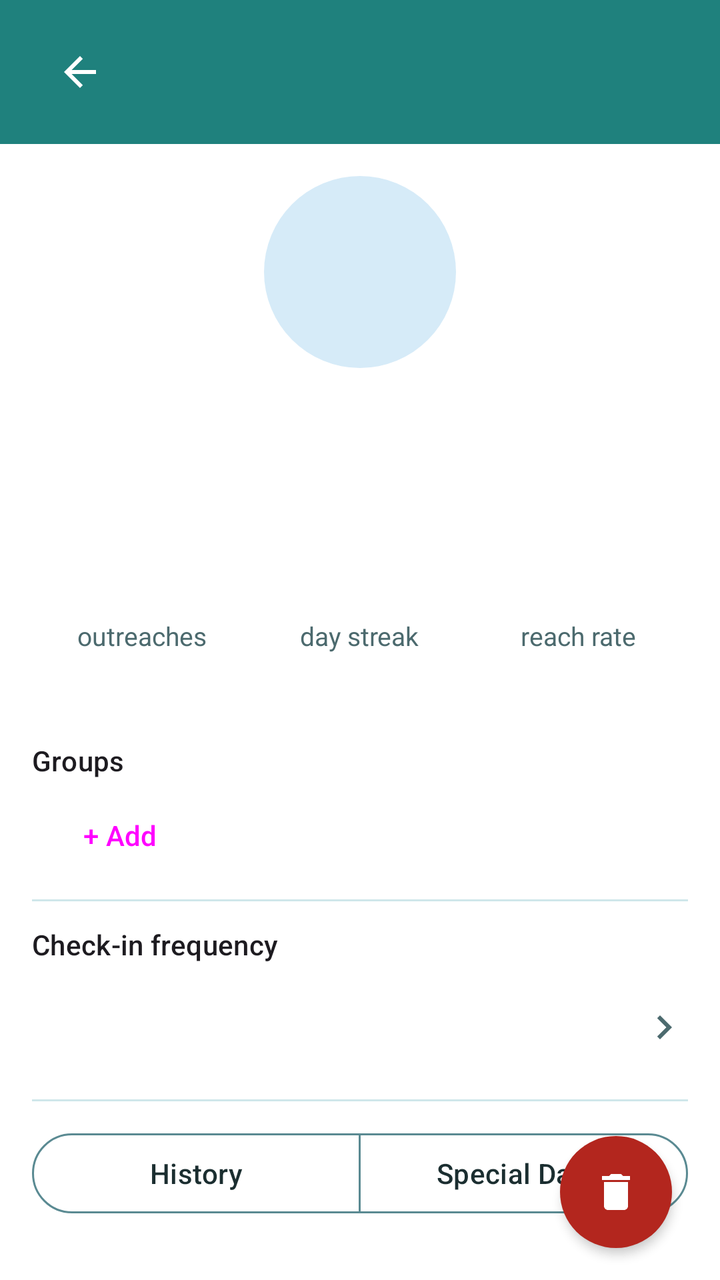
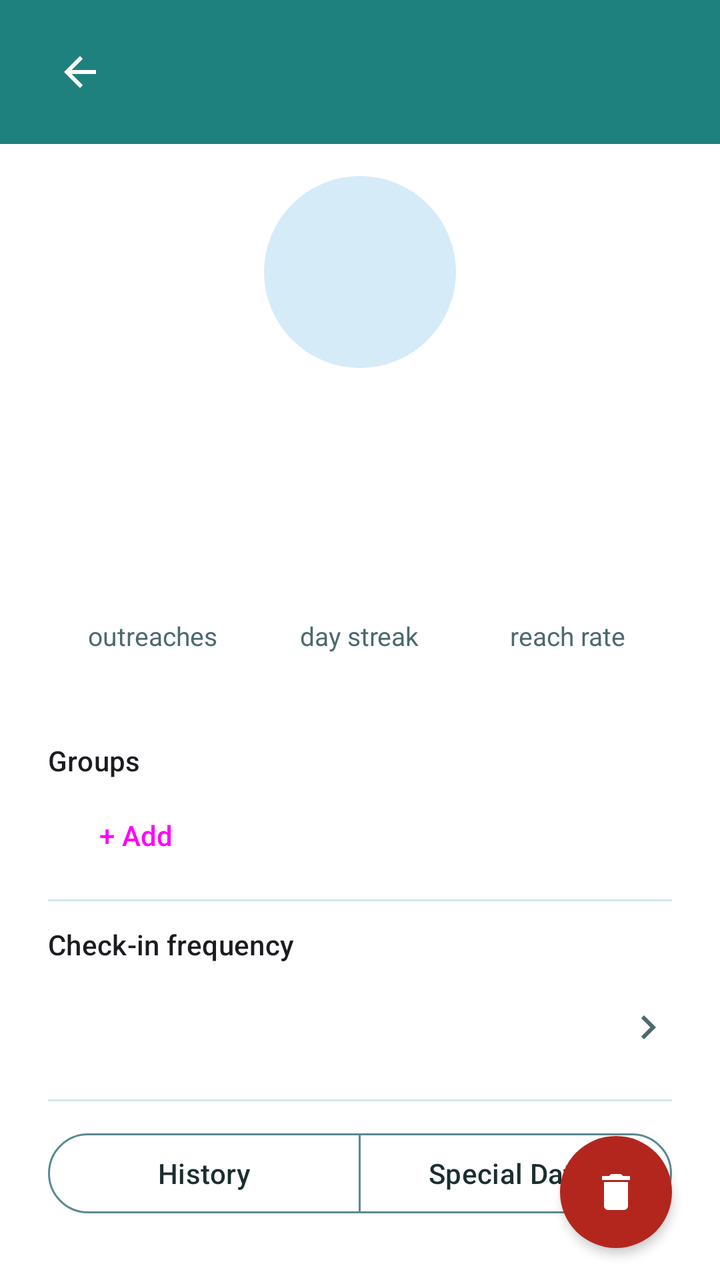

The first picture is an Android layout as it rendered before a commit; the second is the same layout after the commit. The layout source and the unified diff follow.
<!-- AndroidManifest.xml: application theme Theme.FriendMinder -->
<!-- res/layout/fragment_contact_detail.xml -->
<?xml version="1.0" encoding="utf-8"?>
<FrameLayout xmlns:android="http://schemas.android.com/apk/res/android"
    xmlns:app="http://schemas.android.com/apk/res-auto"
    android:layout_width="match_parent"
    android:layout_height="match_parent">

    <LinearLayout
        android:layout_width="match_parent"
        android:layout_height="match_parent"
        android:orientation="vertical">

    
    <LinearLayout
        android:id="@+id/headerContainer"
        android:layout_width="match_parent"
        android:layout_height="wrap_content"
        android:orientation="vertical"
        android:background="@color/fm_header">

        <View
            android:id="@+id/statusBarSpacer"
            android:layout_width="match_parent"
            android:layout_height="0dp" />

        <FrameLayout
            android:layout_width="match_parent"
            android:layout_height="@dimen/fm_home_header_height">

            <ImageButton
                android:id="@+id/backButton"
                android:layout_width="48dp"
                android:layout_height="48dp"
                android:layout_gravity="start|center_vertical"
                android:layout_marginStart="16dp"
                android:padding="12dp"
                android:background="?attr/selectableItemBackgroundBorderless"
                android:src="@drawable/ic_arrow_back"
                app:tint="@color/fm_on_primary"
                android:contentDescription="@string/content_desc_back" />

            
            <TextView
                android:id="@+id/headerTitle"
                android:layout_width="wrap_content"
                android:layout_height="wrap_content"
                android:layout_gravity="start|center_vertical"
                android:layout_marginStart="72dp"
                android:layout_marginEnd="@dimen/fm_space_6"
                android:textColor="@color/fm_on_primary"
                android:textSize="@dimen/fm_header_title_size"
                android:maxLines="1"
                android:ellipsize="end" />
        </FrameLayout>
    </LinearLayout>

    <ScrollView
        android:layout_width="match_parent"
        android:layout_height="wrap_content"
        android:layout_marginBottom="@dimen/fm_space_2">

        <LinearLayout
            android:layout_width="match_parent"
            android:layout_height="wrap_content"
            android:orientation="vertical"
            android:padding="@dimen/fm_space_4">

            <FrameLayout
                android:layout_width="@dimen/fm_avatar_size_detail"
                android:layout_height="@dimen/fm_avatar_size_detail"
                android:layout_gravity="center_horizontal">

                <ImageView
                    android:id="@+id/contactPhoto"
                    android:layout_width="@dimen/fm_avatar_size_detail"
                    android:layout_height="@dimen/fm_avatar_size_detail"
                    android:background="@drawable/bg_avatar_placeholder"
                    android:scaleType="centerCrop"
                    android:visibility="gone"
                    android:contentDescription="@null" />

                <TextView
                    android:id="@+id/contactInitial"
                    android:layout_width="@dimen/fm_avatar_size_detail"
                    android:layout_height="@dimen/fm_avatar_size_detail"
                    android:background="@drawable/bg_avatar_placeholder"
                    android:gravity="center"
                    android:textAppearance="?attr/textAppearanceHeadlineSmall"
                    android:textColor="?attr/colorOnSecondaryContainer" />
            </FrameLayout>

            <TextView
                android:id="@+id/contactNameText"
                android:layout_width="match_parent"
                android:layout_height="wrap_content"
                android:layout_marginTop="@dimen/fm_space_2"
                android:gravity="center"
                android:textAppearance="?attr/textAppearanceHeadlineSmall" />

            <TextView
                android:id="@+id/birthdayFrequencyCaption"
                android:layout_width="match_parent"
                android:layout_height="wrap_content"
                android:gravity="center"
                android:textAppearance="?attr/textAppearanceBodySmall"
                android:textColor="?attr/colorOnSurfaceVariant" />

            
            <LinearLayout
                android:id="@+id/statsRow"
                android:layout_width="match_parent"
                android:layout_height="wrap_content"
                android:layout_marginTop="@dimen/fm_space_8"
                android:layout_marginBottom="@dimen/fm_space_8"
                android:orientation="horizontal">

                <LinearLayout
                    android:id="@+id/outreachesStat"
                    android:layout_width="0dp"
                    android:layout_height="wrap_content"
                    android:layout_weight="1"
                    android:orientation="vertical"
                    android:gravity="center"
                    android:focusable="true"
                    android:importantForAccessibility="yes">

                    <TextView
                        android:id="@+id/outreachesFigure"
                        android:layout_width="wrap_content"
                        android:layout_height="wrap_content"
                        android:fontFamily="sans-serif-medium"
                        android:textSize="24sp"
                        android:textColor="@color/fm_heading"
                        android:gravity="center"
                        android:importantForAccessibility="no" />

                    <TextView
                        android:layout_width="wrap_content"
                        android:layout_height="wrap_content"
                        android:layout_marginTop="@dimen/fm_space_1"
                        android:text="@string/label_stat_outreaches"
                        android:textSize="13sp"
                        android:textColor="@color/fm_ink_dim"
                        android:gravity="center"
                        android:importantForAccessibility="no" />
                </LinearLayout>

                <LinearLayout
                    android:id="@+id/streakStat"
                    android:layout_width="0dp"
                    android:layout_height="wrap_content"
                    android:layout_weight="1"
                    android:orientation="vertical"
                    android:gravity="center"
                    android:focusable="true"
                    android:importantForAccessibility="yes">

                    <TextView
                        android:id="@+id/streakFigure"
                        android:layout_width="wrap_content"
                        android:layout_height="wrap_content"
                        android:fontFamily="sans-serif-medium"
                        android:textSize="24sp"
                        android:textColor="@color/fm_heading"
                        android:gravity="center"
                        android:importantForAccessibility="no" />

                    <TextView
                        android:layout_width="wrap_content"
                        android:layout_height="wrap_content"
                        android:layout_marginTop="@dimen/fm_space_1"
                        android:text="@string/label_stat_day_streak"
                        android:textSize="13sp"
                        android:textColor="@color/fm_ink_dim"
                        android:gravity="center"
                        android:importantForAccessibility="no" />
                </LinearLayout>

                <LinearLayout
                    android:id="@+id/reachRateStat"
                    android:layout_width="0dp"
                    android:layout_height="wrap_content"
                    android:layout_weight="1"
                    android:orientation="vertical"
                    android:gravity="center"
                    android:focusable="true"
                    android:importantForAccessibility="yes">

                    <TextView
                        android:id="@+id/reachRateFigure"
                        android:layout_width="wrap_content"
                        android:layout_height="wrap_content"
                        android:fontFamily="sans-serif-medium"
                        android:textSize="24sp"
                        android:textColor="@color/fm_heading"
                        android:gravity="center"
                        android:importantForAccessibility="no" />

                    <TextView
                        android:layout_width="wrap_content"
                        android:layout_height="wrap_content"
                        android:layout_marginTop="@dimen/fm_space_1"
                        android:text="@string/label_stat_reach_rate"
                        android:textSize="13sp"
                        android:textColor="@color/fm_ink_dim"
                        android:gravity="center"
                        android:importantForAccessibility="no" />
                </LinearLayout>

            </LinearLayout>

            <TextView
                android:layout_width="match_parent"
                android:layout_height="wrap_content"
                android:layout_marginTop="@dimen/fm_space_3"
                android:text="@string/label_groups_header"
                android:textAppearance="?attr/textAppearanceLabelLarge" />

            <com.google.android.material.chip.ChipGroup
                android:id="@+id/groupsChipGroup"
                android:layout_width="match_parent"
                android:layout_height="wrap_content"
                android:layout_marginTop="@dimen/fm_space_1" />

            <Button
                android:id="@+id/addGroupButton"
                style="@style/Widget.Material3.Button.TextButton"
                android:layout_width="wrap_content"
                android:layout_height="wrap_content"
                android:text="@string/action_add_group_chip" />

            <View
                android:layout_width="match_parent"
                android:layout_height="1dp"
                android:layout_marginTop="@dimen/fm_space_2"
                android:background="?attr/colorOutlineVariant" />

            
            <TextView
                android:layout_width="match_parent"
                android:layout_height="wrap_content"
                android:layout_marginTop="@dimen/fm_space_3"
                android:text="@string/label_checkin_frequency_header"
                android:textAppearance="?attr/textAppearanceLabelLarge" />

            <LinearLayout
                android:id="@+id/checkInFrequencyRow"
                android:layout_width="match_parent"
                android:layout_height="56dp"
                android:layout_marginTop="@dimen/fm_space_1"
                android:orientation="horizontal"
                android:gravity="center_vertical"
                android:background="@drawable/bg_home_row_ripple"
                android:clickable="true"
                android:focusable="true">

                <TextView
                    android:id="@+id/checkInFrequencyValue"
                    android:layout_width="0dp"
                    android:layout_height="wrap_content"
                    android:layout_weight="1"
                    android:textSize="17sp"
                    android:textColor="@color/fm_ink" />

                <ImageView
                    android:layout_width="24dp"
                    android:layout_height="24dp"
                    android:src="@drawable/ic_chevron_right"
                    android:importantForAccessibility="no" />
            </LinearLayout>

            <View
                android:layout_width="match_parent"
                android:layout_height="1dp"
                android:layout_marginTop="@dimen/fm_space_2"
                android:background="?attr/colorOutlineVariant" />

            <com.google.android.material.button.MaterialButtonToggleGroup
                android:id="@+id/tabToggleGroup"
                android:layout_width="match_parent"
                android:layout_height="wrap_content"
                android:layout_marginTop="@dimen/fm_space_3"
                app:singleSelection="true"
                app:selectionRequired="true">

                <com.google.android.material.button.MaterialButton
                    android:id="@+id/historyToggleButton"
                    style="@style/Widget.Material3.Button.OutlinedButton"
                    android:layout_width="0dp"
                    android:layout_height="48dp"
                    android:layout_weight="1"
                    android:text="@string/label_tab_history" />

                <com.google.android.material.button.MaterialButton
                    android:id="@+id/specialDatesToggleButton"
                    style="@style/Widget.Material3.Button.OutlinedButton"
                    android:layout_width="0dp"
                    android:layout_height="48dp"
                    android:layout_weight="1"
                    android:text="@string/label_tab_special_dates" />
            </com.google.android.material.button.MaterialButtonToggleGroup>
        </LinearLayout>
    </ScrollView>

    <FrameLayout
        android:layout_width="match_parent"
        android:layout_height="0dp"
        android:layout_weight="1">

        <androidx.recyclerview.widget.RecyclerView
            android:id="@+id/historyRecyclerView"
            android:layout_width="match_parent"
            android:layout_height="match_parent" />

        <TextView
            android:id="@+id/historyEmptyText"
            android:layout_width="match_parent"
            android:layout_height="wrap_content"
            android:layout_gravity="center"
            android:gravity="center"
            android:padding="@dimen/fm_space_8"
            android:text="@string/label_history_empty"
            android:textAppearance="?attr/textAppearanceBodyLarge"
            android:visibility="gone" />

        <ScrollView
            android:id="@+id/specialDatesScroll"
            android:layout_width="match_parent"
            android:layout_height="match_parent"
            android:visibility="gone">

            <LinearLayout
                android:layout_width="match_parent"
                android:layout_height="wrap_content"
                android:orientation="vertical"
                android:padding="@dimen/fm_space_4">

                <TextView
                    android:id="@+id/specialDatesEmptyText"
                    android:layout_width="match_parent"
                    android:layout_height="wrap_content"
                    android:gravity="center"
                    android:padding="@dimen/fm_space_4"
                    android:text="@string/label_special_dates_empty"
                    android:textAppearance="?attr/textAppearanceBodyLarge"
                    android:visibility="gone" />

                <LinearLayout
                    android:id="@+id/specialDatesContainer"
                    android:layout_width="match_parent"
                    android:layout_height="wrap_content"
                    android:orientation="vertical" />

                <Button
                    android:id="@+id/addSpecialDateButton"
                    style="@style/Widget.Material3.Button.OutlinedButton"
                    android:layout_width="match_parent"
                    android:layout_height="48dp"
                    android:layout_marginTop="@dimen/fm_space_4"
                    android:text="@string/action_add_special_date" />
            </LinearLayout>
        </ScrollView>
    </FrameLayout>
    </LinearLayout>

    
    <com.google.android.material.floatingactionbutton.FloatingActionButton
        android:id="@+id/stopTrackingFab"
        android:layout_width="wrap_content"
        android:layout_height="wrap_content"
        android:layout_gravity="bottom|end"
        android:layout_marginEnd="@dimen/fm_space_6"
        android:layout_marginBottom="@dimen/fm_space_4"
        android:contentDescription="@string/action_stop_tracking"
        app:elevation="3dp"
        app:backgroundTint="@color/fm_error"
        app:tint="@color/fm_on_primary"
        app:shapeAppearanceOverlay="@style/ShapeAppearanceOverlay.MaterialComponents.FloatingActionButton"
        app:srcCompat="@drawable/ic_trash" />
</FrameLayout>
<!-- resources referenced by this layout -->
<resources>
  <color name="fm_error">#B3261E</color>
  <color name="fm_header">#1F817D</color>
  <color name="fm_heading">#195556</color>
  <color name="fm_ink">#1B2E30</color>
  <color name="fm_ink_dim">#4C6A6E</color>
  <color name="fm_on_primary">#FFFFFF</color>
  <dimen name="fm_avatar_size_detail">96dp</dimen>
  <dimen name="fm_header_title_size">30sp</dimen>
  <dimen name="fm_home_header_height">72dp</dimen>
  <dimen name="fm_space_1">4dp</dimen>
  <dimen name="fm_space_2">8dp</dimen>
  <dimen name="fm_space_3">12dp</dimen>
  <dimen name="fm_space_4">16dp</dimen>
  <dimen name="fm_space_6">24dp</dimen>
  <dimen name="fm_space_8">32dp</dimen>
  <!-- drawable bg_avatar_placeholder (drawable) -->
  <shape xmlns:android="http://schemas.android.com/apk/res/android" android:shape="oval">
      <solid android:color="?attr/colorSecondaryContainer" />
  </shape>
  <!-- drawable bg_home_row_ripple (drawable) -->
  <?xml version="1.0" encoding="utf-8"?>
  <ripple xmlns:android="http://schemas.android.com/apk/res/android"
      android:color="#1F1F817D" />
  <!-- drawable ic_arrow_back (drawable) -->
  <vector xmlns:android="http://schemas.android.com/apk/res/android"
      android:width="24dp"
      android:height="24dp"
      android:viewportWidth="24"
      android:viewportHeight="24"
      android:tint="?attr/colorOnSurface">
      <path
          android:fillColor="@android:color/white"
          android:pathData="M20,11H7.83l5.59,-5.59L12,4l-8,8 8,8 1.41,-1.41L7.83,13H20v-2z" />
  </vector>
  <!-- drawable ic_chevron_right (drawable) -->
  <vector xmlns:android="http://schemas.android.com/apk/res/android"
      android:width="24dp"
      android:height="24dp"
      android:viewportWidth="24"
      android:viewportHeight="24"
      android:tint="?attr/colorOnSurfaceVariant">
      <path
          android:fillColor="@android:color/white"
          android:pathData="M8.59,16.59L13.17,12 8.59,7.41 10,6l6,6 -6,6z" />
  </vector>
  <!-- drawable ic_trash (drawable) -->
  <?xml version="1.0" encoding="utf-8"?>
  <vector xmlns:android="http://schemas.android.com/apk/res/android"
      android:width="24dp"
      android:height="24dp"
      android:viewportWidth="24"
      android:viewportHeight="24"
      android:tint="?attr/colorOnPrimary">
      <path
          android:fillColor="@android:color/white"
          android:pathData="M6,19c0,1.1 0.9,2 2,2h8c1.1,0 2,-0.9 2,-2L18,7L6,7L6,19zM19,4h-3.5l-1,-1h-5l-1,1L5,4v2h14L19,4z" />
  </vector>
  <string name="action_add_group_chip">+ Add</string>
  <string name="action_add_special_date">Add special date</string>
  <string name="action_stop_tracking">Stop tracking</string>
  <string name="content_desc_back">Back</string>
  <string name="label_checkin_frequency_header">Check-in frequency</string>
  <string name="label_groups_header">Groups</string>
  <string name="label_history_empty">No outreach logged yet — send a message or log a hangout</string>
  <string name="label_special_dates_empty">No special dates yet</string>
  <string name="label_stat_day_streak">day streak</string>
  <string name="label_stat_outreaches">outreaches</string>
  <string name="label_stat_reach_rate">reach rate</string>
  <string name="label_tab_history">History</string>
  <string name="label_tab_special_dates">Special Dates</string>
  <color name="fm_primary">#1F817D</color>
  <color name="fm_primary_container">#B0E8E6</color>
  <color name="fm_on_primary_container">#195556</color>
  <color name="fm_secondary">#5ABBEB</color>
  <color name="fm_on_secondary">#0A2E31</color>
  <color name="fm_secondary_container">#D6EBF8</color>
  <color name="fm_on_secondary_container">#0A2E31</color>
  <color name="fm_surface">#FFFFFF</color>
  <color name="fm_surface_variant">#D3E9F4</color>
  <color name="fm_outline">#5A8A92</color>
  <color name="fm_divider">#CFE7EA</color>
  <color name="fm_error_container">#F9DEDC</color>
  <color name="fm_on_error_container">#410E0B</color>
  <!-- unchanged entries left out for length: 1 -->
</resources>

<!-- the commit's change to res/layout/fragment_contact_detail.xml (unified diff, before → after) -->
@@ -62,7 +62,10 @@
             android:layout_width="match_parent"
             android:layout_height="wrap_content"
             android:orientation="vertical"
-            android:padding="@dimen/fm_space_4">
+            android:paddingStart="@dimen/fm_gutter"
+            android:paddingEnd="@dimen/fm_gutter"
+            android:paddingTop="@dimen/fm_space_4"
+            android:paddingBottom="@dimen/fm_space_4">
 
             <FrameLayout
                 android:layout_width="@dimen/fm_avatar_size_detail"
<!-- resource entries referenced after the edit -->
@@ -7,6 +7,7 @@
   <color name="fm_ink_dim">#4C6A6E</color>
   <color name="fm_on_primary">#FFFFFF</color>
   <dimen name="fm_avatar_size_detail">96dp</dimen>
+  <dimen name="fm_gutter">24dp</dimen>
   <dimen name="fm_header_title_size">30sp</dimen>
   <dimen name="fm_home_header_height">72dp</dimen>
   <dimen name="fm_space_1">4dp</dimen>
